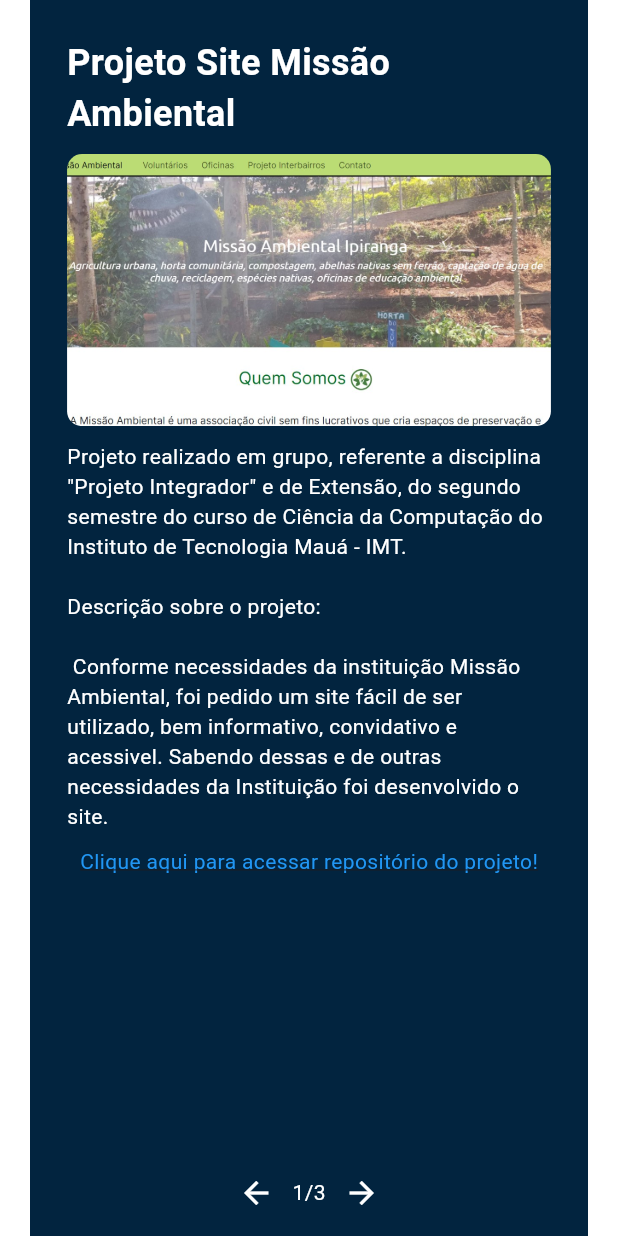
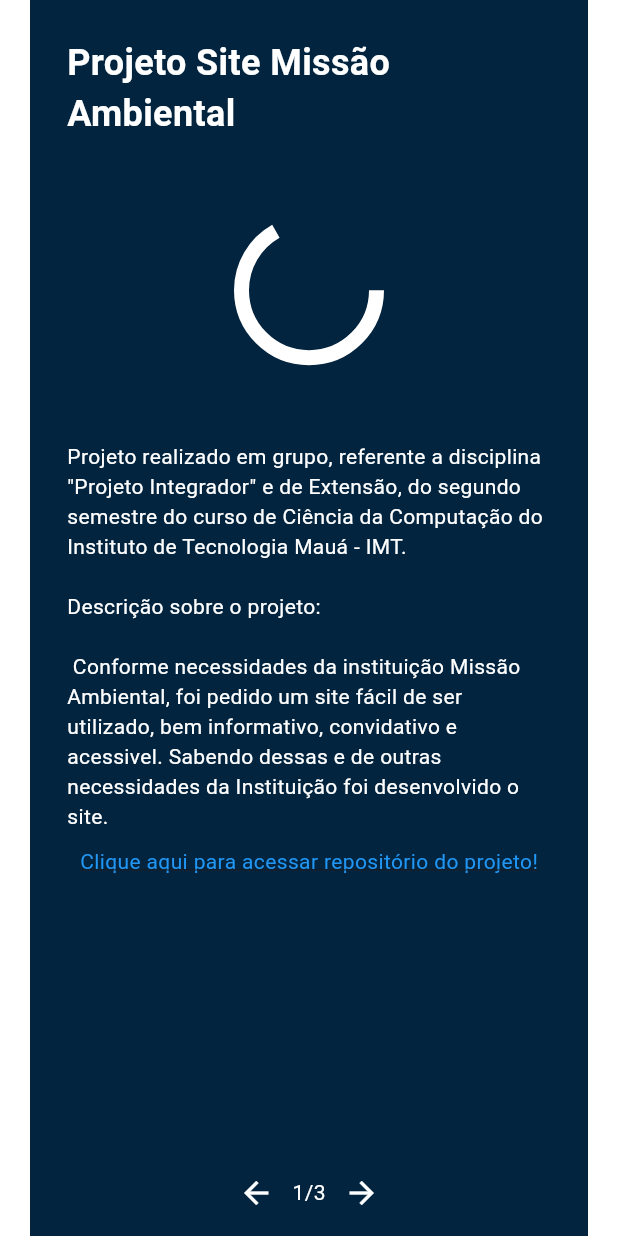
Before and after one commit to murilomolina/portfolio_flutter, a Flutter app: the PaginaProjetos screen opened directly, on a phone screen of 412 x 824 dp. Run offline on Flutter 3.47's test engine with Material 3 defaults, Android fonts, the phone set to English and light mode, and no system bars; our stand-ins replace carousel_slider, flick_video_player, loading_animation_widget, video_player; missing offline and left inert: download, widget_zoom.

```diff
--- a/lib/pages/pagina_projetos.dart
+++ b/lib/pages/pagina_projetos.dart
@@ -1,5 +1,6 @@
 import 'package:flutter/cupertino.dart';
 import 'package:flutter/material.dart';
+import 'package:loading_animation_widget/loading_animation_widget.dart';
 import 'package:portfolio_flutter/utils/breakpoints.dart';
 import 'package:portfolio_flutter/utils/descricao_projetos.dart';
 import 'package:portfolio_flutter/widgets/link_clicavel.dart';
@@ -40,11 +41,18 @@ class _PaginaProjetosState extends State<PaginaProjetos> {
 
   late PageController _pageController;
   int _currentPage = 0;
+    bool isLoading = true;
+
 
   @override
   void initState() {
     super.initState();
     _pageController = PageController(initialPage: _currentPage);
+    Future.delayed(const Duration(seconds: 3), () {
+      setState(() {
+        isLoading = false;
+      });
+    });
   }
 
   @override
@@ -124,6 +132,17 @@ class _PaginaProjetosState extends State<PaginaProjetos> {
                                       borderRadius: BorderRadius.circular(10.0),
                                       child: VideoManager(videoPath: projetos[index].imagem)
                                     ),
+                                  ):  isLoading
+                                      ? AspectRatio(
+                                        aspectRatio: 16 / 9,
+                                        child: ClipRRect(
+                                          child: Center(
+                                            child: LoadingAnimationWidget.discreteCircle(
+                                              color: Colors.white,
+                                              size: 100,
+                                              ),
+                                          ),
+                                        ),
                                       ): AspectRatio(
                                       aspectRatio: 16 / 9,
                                       child: ClipRRect(
@@ -155,6 +174,17 @@ class _PaginaProjetosState extends State<PaginaProjetos> {
                                     child: ClipRRect(
                                       borderRadius: BorderRadius.circular(10.0),
                                       child: VideoManager(videoPath: projetos[index].imagem),
+                                    ),
+                                  ): isLoading
+                                      ? AspectRatio(
+                                        aspectRatio: 16 / 9,
+                                        child: ClipRRect(
+                                          child: Center(
+                                            child: LoadingAnimationWidget.discreteCircle(
+                                              color: Colors.white,
+                                              size: 100,
+                                              ),
+                                          ),
                                         ),
                                       ): AspectRatio(
                                       aspectRatio: 16 / 9,
--- a/pubspec.yaml
+++ b/pubspec.yaml
@@ -38,6 +38,7 @@ dependencies:
   carousel_slider: ^4.0.0
   flick_video_player: ^0.8.0
   video_player: ^2.9.1
+  loading_animation_widget: ^1.2.1
   # The following adds the Cupertino Icons font to your application.
   # Use with the CupertinoIcons class for iOS style icons.
   cupertino_icons: ^1.0.2
```
Also changed, not shown: lib/pages/pagina_certificados.dart (+16 -4 lines), lib/pages/pagina_curriculo.dart (+19 -5 lines), pubspec.lock. Lines whose indentation alone changed are shown as unchanged.
